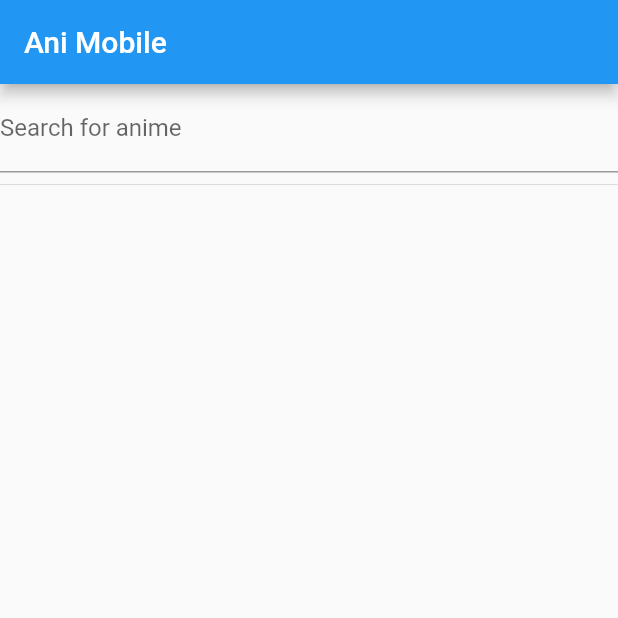
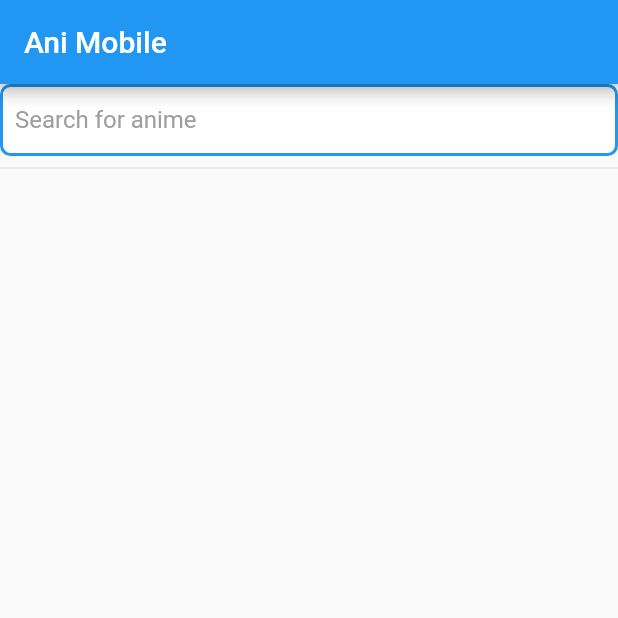
Before and after one commit to mdrokz/ani_mobile, a Flutter app: the screen it shows after launch, on a phone screen of 412 x 824 dp, the top half of it. Run offline on Flutter 3.47's test engine with Material 2 defaults, Android fonts, the phone set to English and light mode, and no system bars; our stand-ins replace chewie; missing offline and left inert: flutter_vlc_player, pointycastle.

Commit message:
fix `TextField` UI

```diff
--- a/lib/main.dart
+++ b/lib/main.dart
@@ -273,7 +273,25 @@ class _MyHomePageState extends State<MyHomePage> {
           mainAxisAlignment: MainAxisAlignment.start,
           children: <Widget>[
             TextField(
-              decoration: const InputDecoration(labelText: "Search for anime"),
+            autocorrect: true,
+            decoration: const InputDecoration(
+              hintText: 'Search for anime',
+              hintStyle: TextStyle(color: Colors.grey),
+              filled: true,
+              fillColor: Colors.white,
+              contentPadding: EdgeInsets.fromLTRB(10, 0, 0, 0),
+              enabledBorder: OutlineInputBorder(
+                borderRadius:
+                BorderRadius.all(Radius.circular(7.0)),
+                borderSide:
+                BorderSide(color: Colors.blue, width: 2),
+              ),
+              focusedBorder: OutlineInputBorder(
+                borderRadius:
+                BorderRadius.all(Radius.circular(2.0)),
+                borderSide: BorderSide(color: Colors.blue),
+              ),
+            ),
               controller: _controller,
             ),
             const Divider(),
```
